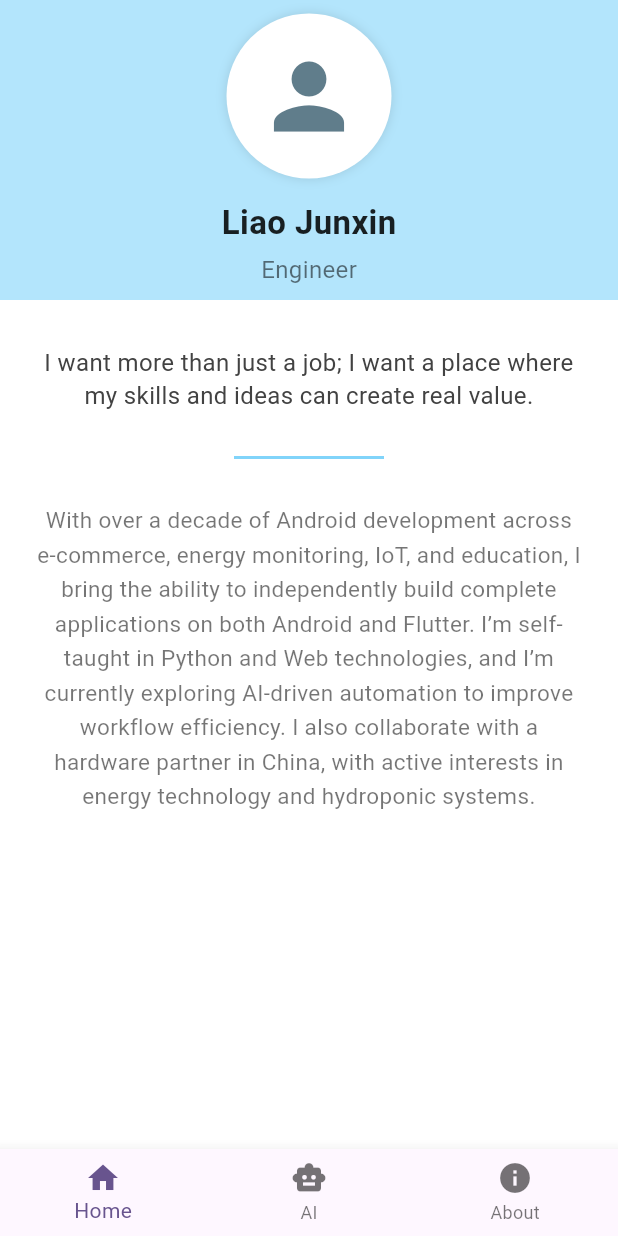
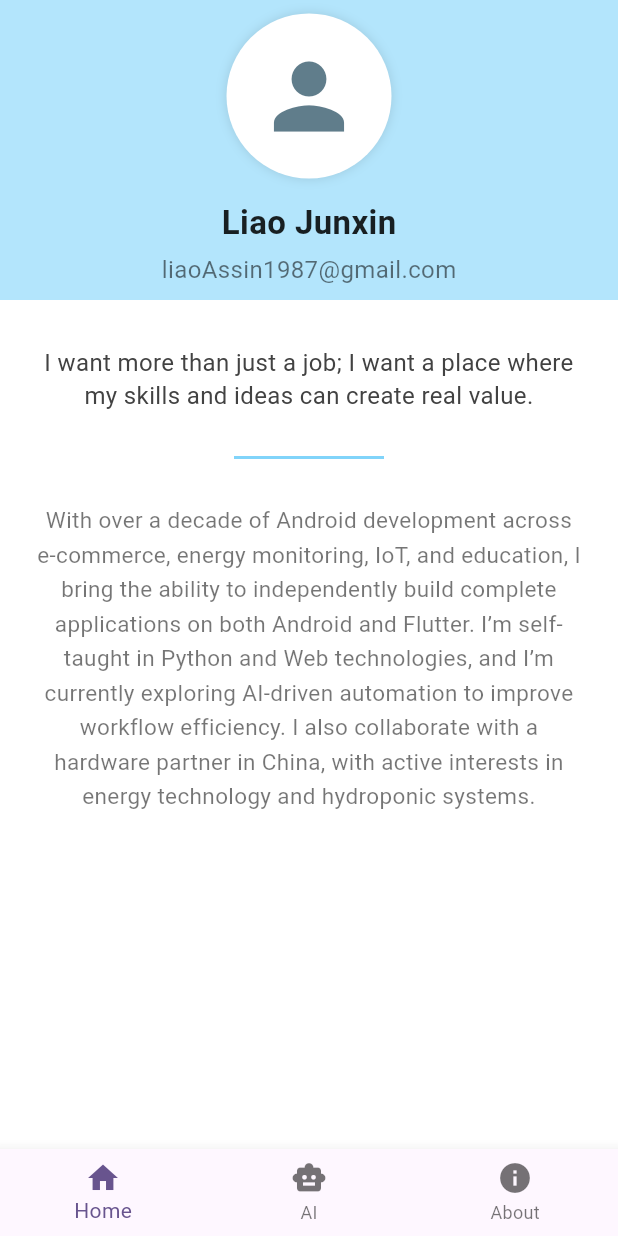
Before and after one commit to LiaoJinze1987/aiProjects, a Flutter app: the HomePage screen opened directly, on a phone screen of 412 x 824 dp. Run offline on Flutter 3.47's test engine with Material 3 defaults, Android fonts, the light colour scheme and no system bars; missing offline and left inert: encrypt; network calls fail.

Commit message:
Modify the requests and params get way

```diff
--- /dev/null
+++ b/user_app/lib/config.dart
@@ -0,0 +1,13 @@
+class AppConfig {
+
+  AppConfig._internal();
+
+  static AppConfig instance = AppConfig._internal();
+
+  String baseUrl = "http://192.168.3.6:8000";
+  String token = "";
+  String userId = "";
+  String userName = "";
+  String email = "";
+
+}
--- a/user_app/lib/forget.dart
+++ b/user_app/lib/forget.dart
@@ -3,6 +3,7 @@ import 'dart:async';
 import 'package:http/http.dart' as http;
 import 'dart:convert';
 import 'util.dart';
+import 'config.dart';
 
 class ForgotPasswordPage extends StatefulWidget {
   const ForgotPasswordPage({super.key});
@@ -68,7 +69,7 @@ class _ForgotPasswordPageState extends State<ForgotPasswordPage> {
     String encryptedPwd = AESUtil.encrypt(password);
     //var url = Uri.parse("http://10.0.2.2:8000/register");
     // set the inner IP of server's pc
-    var url = Uri.parse("http://192.168.3.6:8000/reset_password");
+    var url = Uri.parse("${AppConfig.instance.baseUrl}/reset_password");
     var res = await http.post(
       url,
       headers: {"Content-Type": "application/json"},
--- a/user_app/lib/home.dart
+++ b/user_app/lib/home.dart
@@ -15,38 +15,35 @@ class _HomePageState extends State<HomePage> {
 
   int currentIndex = 0;
 
-  final List<Widget> pages = const [
-    MainPage(),
-    AiPage(),
-    AboutPage(),
-  ];
+  final List<Widget> _pages = [];
+
+  @override
+  void initState() {
+    super.initState();
+    _pages.add(MainPage());
+    _pages.add(AiPage());
+    _pages.add(AboutPage());
+  }
 
   @override
   Widget build(BuildContext context) {
     return Scaffold(
-      body: pages[currentIndex],
+      body: IndexedStack(
+        index: currentIndex,
+        children: _pages,
+      ),
       bottomNavigationBar: BottomNavigationBar(
         currentIndex: currentIndex,
         onTap: (index) {
-          setState(() {
-            currentIndex = index;
-          });
+          setState(() { currentIndex = index; });
         },
         items: const [
-          BottomNavigationBarItem(
-              icon: Icon(Icons.home),
-            label: "Home",
-          ),
-          BottomNavigationBarItem(
-            icon: Icon(Icons.smart_toy),
-            label: "AI",
-          ),
-          BottomNavigationBarItem(
-            icon: Icon(Icons.info),
-            label: "About",
-          ),
+          BottomNavigationBarItem(icon: Icon(Icons.home), label: "Home"),
+          BottomNavigationBarItem(icon: Icon(Icons.smart_toy), label: "AI"),
+          BottomNavigationBarItem(icon: Icon(Icons.info), label: "About"),
         ],
       ),
     );
   }
+
 }
--- a/user_app/lib/register.dart
+++ b/user_app/lib/register.dart
@@ -2,6 +2,7 @@ import 'package:flutter/material.dart';
 import 'package:http/http.dart' as http;
 import 'dart:convert';
 import 'util.dart';
+import 'config.dart';
 
 class RegisterPage extends StatefulWidget {
   const RegisterPage({super.key});
@@ -36,7 +37,7 @@ class _RegisterPageState extends State<RegisterPage> {
     String encryptedPwd = AESUtil.encrypt(pwd);
     //var url = Uri.parse("http://10.0.2.2:8000/register");
     // set the inner IP of server's pc
-    var url = Uri.parse("http://192.168.3.6:8000/register");
+    var url = Uri.parse("${AppConfig.instance.baseUrl}/register");
     var res = await http.post(
       url,
       headers: {"Content-Type": "application/json"},
--- a/user_app/lib/tab_ai.dart
+++ b/user_app/lib/tab_ai.dart
@@ -1,6 +1,7 @@
 import 'package:flutter/material.dart';
 import 'package:http/http.dart' as http;
 import 'dart:convert';
+import 'config.dart';
 
 class AiPage extends StatefulWidget {
   const AiPage({super.key});
@@ -21,7 +22,7 @@ class _AiPageState extends State<AiPage> {
   final List<ChatMessage> _messages = [];
   bool _isSending = false;
 
-  final String apiUrl = "http://192.168.3.6:8000/ai_chat";
+  final String apiUrl = "${AppConfig.instance.baseUrl}/ai_chat";
 
   Future<void> sendMessage() async {
     final msg = _controller.text.trim();
--- a/user_app/lib/tab_main.dart
+++ b/user_app/lib/tab_main.dart
@@ -1,4 +1,8 @@
 import 'package:flutter/material.dart';
+import 'dart:async';
+import 'package:http/http.dart' as http;
+import 'dart:convert';
+import 'config.dart';
 
 class MainPage extends StatefulWidget {
   const MainPage({super.key});
@@ -8,6 +12,43 @@ class MainPage extends StatefulWidget {
 }
 
 class _MainPageState extends State<MainPage> {
+
+  String _username = "Liao Junxin";
+  String _email = "liaoAssin1987@gmail.com";
+
+  @override
+  void initState() {
+    super.initState();
+    loadUser();
+  }
+
+  void loadUser() async {
+    var user = await fetchUser();
+    if (user != null && mounted) {
+      setState(() {
+        _username = user["username"];
+        _email = user["email"];
+      });
+    }
+  }
+
+  Future<Map<String, dynamic>?> fetchUser() async {
+    final url = Uri.parse("${AppConfig.instance.baseUrl}/get_user");
+    final res = await http.post(
+      url,
+      headers: {
+        "Content-Type": "application/json",
+        "Authorization": "Bearer ${AppConfig.instance.token}",
+      },
+    );
+    final data = jsonDecode(res.body);
+    if (data["code"] == 200) {
+      return data["data"];
+    } else {
+      return null;
+    }
+  }
+
   @override
   Widget build(BuildContext context) {
     return Scaffold(
@@ -43,18 +84,18 @@ class _MainPageState extends State<MainPage> {
                     ),
                   ),
                   const SizedBox(height: 14),
-                  const Text(
-                    "Liao Junxin",
-                    style: TextStyle(
+                  Text(
+                    _username,
+                    style: const TextStyle(
                       fontSize: 22,
                       fontWeight: FontWeight.bold,
                       color: Colors.black87,
                     ),
                   ),
                   const SizedBox(height: 4),
-                  const Text(
-                    "Engineer",
-                    style: TextStyle(
+                  Text(
+                    _email,
+                    style: const TextStyle(
                       fontSize: 16,
                       color: Colors.black54,
                     ),
```
Also changed, not shown: user_app/lib/login.dart (+6 -1 lines), 1 other file.
